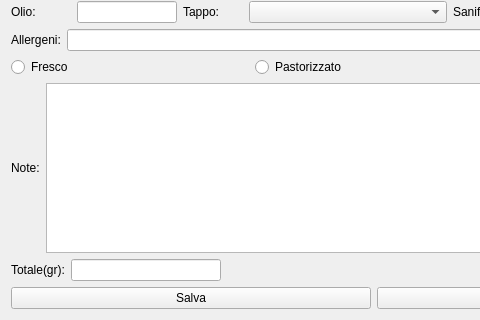
Old version of the form hmodifyrow.ui in the repository fblabs/hamlet-mod-sancon; both pictures show x 0 to 480 and y 94 to 414 of the 747 by 414 pixel window.
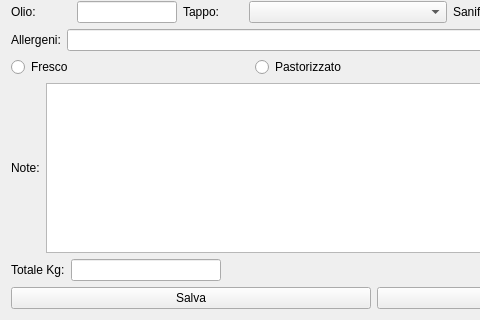
New version of the form. Icons and pictures are not drawn.

Patch:
```diff
--- a/hmodifyrow.ui
+++ b/hmodifyrow.ui
@@ -206,7 +206,7 @@
      <item>
       <widget class="QLabel" name="label_7">
        <property name="text">
-        <string>Totale(gr):</string>
+        <string>Totale Kg:</string>
        </property>
       </widget>
      </item>
```
